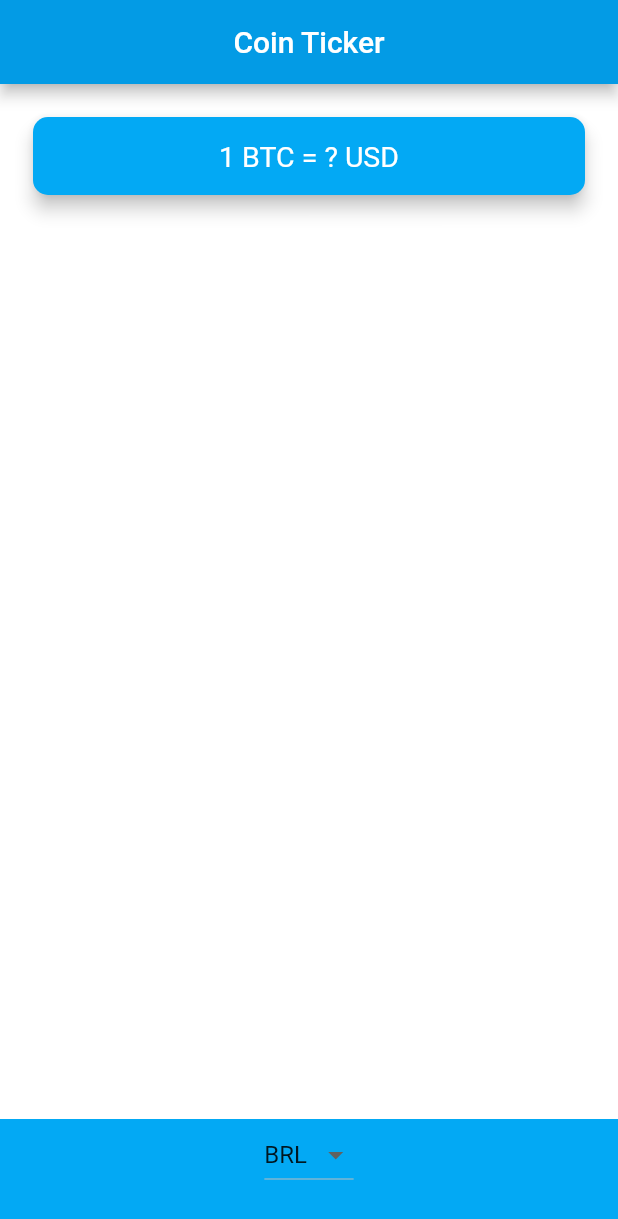
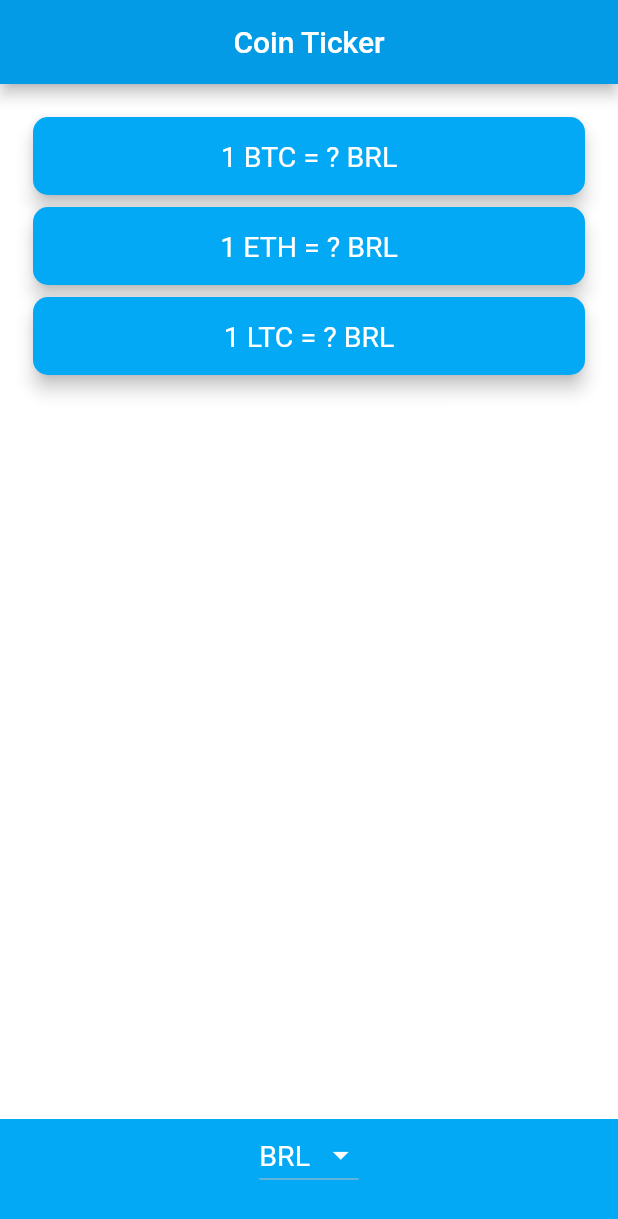
Before and after one commit to jpedrod/currency_app, a Flutter app: the screen it shows after launch, on a phone screen of 412 x 824 dp. Shown: the top 1219 px of the screen. Run offline on Flutter 3.47's test engine with Material 2 defaults, Android fonts, the phone set to English and light mode, and no system bars.

Commit message:
criação do serviço de busca de dados e foram realizados alguns ajustes na interface

```diff
--- a/lib/app/home.dart
+++ b/lib/app/home.dart
@@ -1,3 +1,4 @@
+import 'package:currency_app/services/coin_price.dart';
 import 'package:flutter/material.dart';
 import '../Data/coin_data.dart';
 
@@ -7,24 +8,60 @@ class Home extends StatefulWidget {
 }
 
 class _HomeState extends State<Home> {
+  String coin = 'BRL';
+  String selectedQuote;
+  List<num> prices = [];
+
+  Widget buildCardMessage(int cryptoCoin) {
+    return Card(
+      color: Colors.lightBlue,
+      elevation: 5.0,
+      shape: RoundedRectangleBorder(
+        borderRadius: BorderRadius.circular(10.0),
+      ),
+      child: Padding(
+        padding: EdgeInsets.symmetric(vertical: 15.0, horizontal: 28.0),
+        child: Text(prices.isNotEmpty
+            ? '1 ${cryptoList[cryptoCoin]} = ${prices[cryptoCoin].toStringAsFixed(2)} $selectedQuote'
+            : '1 ${cryptoList[cryptoCoin]} = ? $coin',
+            textAlign: TextAlign.center,
+          style: TextStyle(
+            fontSize: 19.0,
+            color: Colors.white,
+          ),
+        ),
+      ),
+    );
+  }
+
   DropdownButton<String> dropdownItens() {
-    String coin = 'BRL';
-
     List<DropdownMenuItem<String>> dropdownItems = [];
     for (String currency in currenciesList) {
       var newItem = DropdownMenuItem(
-        child: Text(currency),
+        child: Text(
+          currency,
+          style: TextStyle(
+            color: Colors.white,
+            fontSize: 19
+          ),
+        ),
         value: currency,
       );
       dropdownItems.add(newItem);
     }
 
     return DropdownButton<String>(
+      iconEnabledColor: Colors.white,
+      dropdownColor: Colors.lightBlue,
       value: coin,
       items: dropdownItems,
-      onChanged: (value) {
+      onChanged: (value) async {
+        var coinData = await CoinPrice().getCoinPrice(value);
+
         setState(() {
           coin = value;
+          selectedQuote = value;
+          //prices = coinData;
         });
       },
     );
@@ -43,23 +80,13 @@ class _HomeState extends State<Home> {
         children: <Widget>[
           Padding(
             padding: EdgeInsets.fromLTRB(18.0, 18.0, 18.0, 0),
-            child: Card(
-              color: Colors.lightBlue,
-              elevation: 5.0,
-              shape: RoundedRectangleBorder(
-                borderRadius: BorderRadius.circular(10.0),
-              ),
-              child: Padding(
-                padding: EdgeInsets.symmetric(vertical: 15.0, horizontal: 28.0),
-                child: Text(
-                  '1 BTC = ? USD',
-                  textAlign: TextAlign.center,
-                  style: TextStyle(
-                    fontSize: 19.0,
-                    color: Colors.white,
-                  ),
-                ),
-              ),
+            child: Column(
+              crossAxisAlignment: CrossAxisAlignment.stretch,
+              children: <Widget>[
+                buildCardMessage(0),
+                buildCardMessage(1),
+                buildCardMessage(2),
+              ],
             ),
           ),
           Container(
--- a/lib/main.dart
+++ b/lib/main.dart
@@ -7,6 +7,7 @@ class MyApp extends StatelessWidget {
   @override
   Widget build(BuildContext context) {
     return MaterialApp(
+      debugShowCheckedModeBanner: false,
       theme: ThemeData(
           primaryColor: Colors.lightBlue[600],
           scaffoldBackgroundColor: Colors.white),
--- /dev/null
+++ b/lib/services/coin_price.dart
@@ -0,0 +1,25 @@
+
+import '../Data/coin_data.dart';
+import 'networking.dart';
+
+const apiKey = 'FBCD7D91-33DE-41C4-96C4-8ACC3B4CC7AF';
+const endPoint = 'https://rest.coinapi.io/v1/exchangerate';
+
+class CoinPrice {
+
+  List<num> prices = [];
+
+  Future<List<num>> getCoinPrice(String selectedCoin) async{
+    for(final crypto in cryptoList){
+      var url = '$endPoint/$crypto/$selectedCoin';
+
+      NetworkHelper networkHelper = NetworkHelper(url: url, header: apiKey);
+
+      var coinData = await networkHelper.getData();
+
+      prices.add(coinData['rate']);
+    }
+    return prices;
+  }
+
+}
--- /dev/null
+++ b/lib/services/networking.dart
@@ -0,0 +1,20 @@
+import 'package:http/http.dart' as http;
+import 'dart:convert';
+
+class NetworkHelper {
+  NetworkHelper({this.url, this.header});
+
+  final String url;
+  final String header;
+
+  Future getData() async {
+    http.Response response = await http.get(url, headers: {'X-CoinAPI-Key': '$header'} );
+    if (response.statusCode == 200) {
+      String data = response.body;
+
+      return jsonDecode(data);
+    } else {
+      print(response.statusCode);
+    }
+  }
+}
--- a/pubspec.yaml
+++ b/pubspec.yaml
@@ -11,8 +11,8 @@ environment:
 dependencies:
   flutter:
     sdk: flutter
-
   cupertino_icons: ^0.1.3
+  http: ^0.12.0+2
 
 dev_dependencies:
   flutter_test:
```
Also changed, not shown: lib/Data/coin_data.dart (+10 -0 lines).
